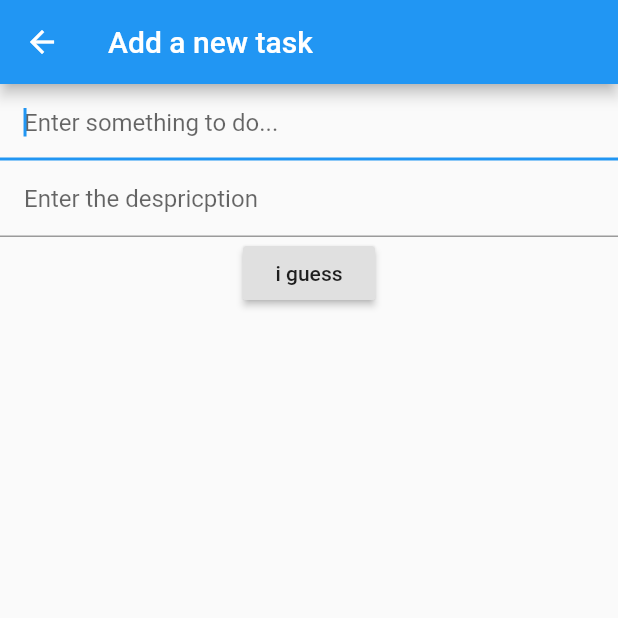
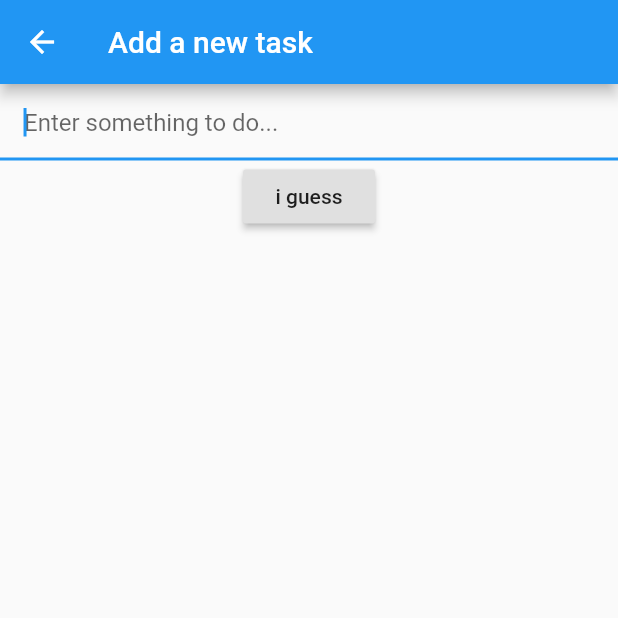
Before and after one commit to sherlockbeard/todolistapp, a Flutter app: the screen it shows after launch, after a tap on the "add" icon, on a phone screen of 412 x 824 dp, the top half of it. Run offline on Flutter 3.47's test engine with Material 2 defaults, Android fonts, the phone set to English and light mode, and no system bars.

Commit message:
Update main.dart

```diff
--- a/lib/main.dart
+++ b/lib/main.dart
@@ -19,11 +19,10 @@ class TodoListState extends State<TodoList> {
   List<String> _todobio = [];
 
   // This will be called each time the + button is pressed
-  void _addTodoItem(String task,String task2) {
+  void _addTodoItem(String task) {
     // Only add the task if the user actually entered something
     if (task.length > 0) {
       setState(() => _todoItems.add(task));
-      setState(()=> _todobio.add(task2));
     }
   }
 
@@ -63,7 +62,6 @@ class TodoListState extends State<TodoList> {
         // as adding a back button to close it
         new MaterialPageRoute(builder: (context) {
       String val1 = "";
-      String val2 = "";
       return new Scaffold(
           appBar: new AppBar(title: new Text('Add a new task')),
           body: Column(
@@ -77,17 +75,9 @@ class TodoListState extends State<TodoList> {
                     hintText: 'Enter something to do...',
                     contentPadding: const EdgeInsets.all(16.0)),
               ),
-              TextField(
-                onChanged: (text) {
-                  val2 = text;
-                },
-                decoration: InputDecoration(
-                    hintText: 'Enter the despricption',
-                    contentPadding: EdgeInsets.all(16)),
-              ),
               RaisedButton(
                 onPressed: () {
-                  _addTodoItem(val1,val2);
+                  _addTodoItem(val1);
                   Navigator.pop(context);
                 },
                 child: Text('i guess'),
```
